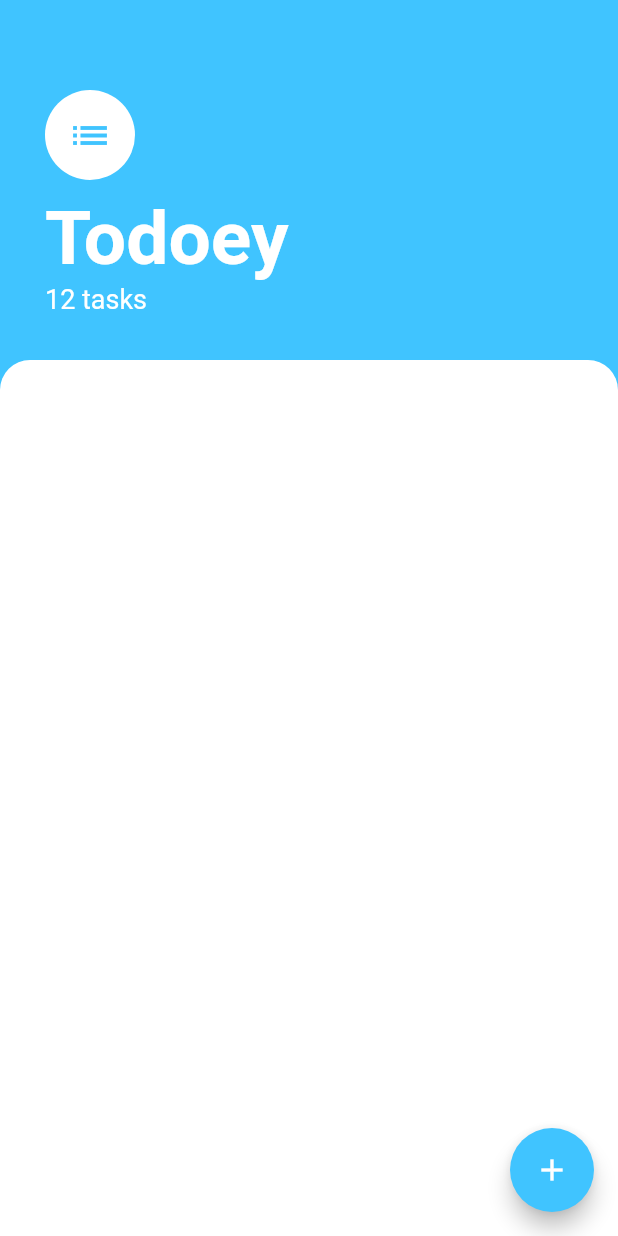
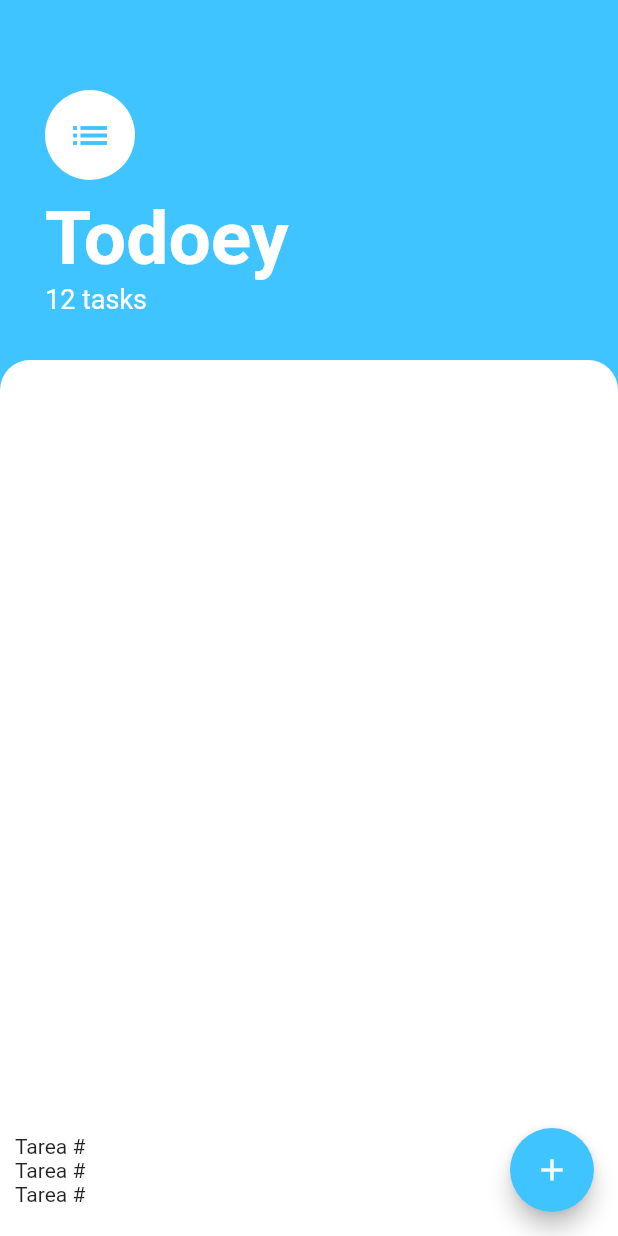
Before and after one commit to AndresLince/todoey_flutter, a Flutter app: the screen it shows after launch, on a phone screen of 412 x 824 dp. Run offline on Flutter 3.47's test engine with Material 2 defaults, Android fonts, the phone set to English and light mode, and no system bars.

Commit message:
Add task list WIP

```diff
--- a/lib/screens/tasks_screen.dart
+++ b/lib/screens/tasks_screen.dart
@@ -67,9 +67,41 @@ class TasksScreen extends StatelessWidget {
                 topRight: Radius.circular(20),
               ),
             ),
+            child: TasksList(),
           ),
         )
       ]),
     );
   }
 }
+
+class TasksList extends StatelessWidget {
+  const TasksList({super.key});
+
+  @override
+  Widget build(BuildContext context) {
+    List<TaskWidget> taskWidgets = [];
+    taskWidgets.add(TaskWidget());
+    taskWidgets.add(TaskWidget());
+    taskWidgets.add(TaskWidget());
+
+    return ListView(
+      reverse: true,
+      padding: EdgeInsets.symmetric(horizontal: 10, vertical: 20),
+      children: taskWidgets,
+    );
+  }
+}
+
+class TaskWidget extends StatelessWidget {
+  const TaskWidget({super.key});
+
+  @override
+  Widget build(BuildContext context) {
+    return Row(
+      children: [
+        Text('Tarea #')
+      ],
+    );
+  }
+}
```
